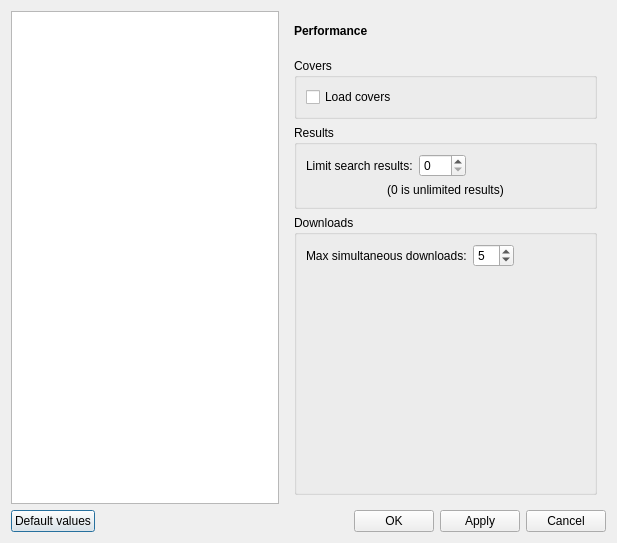
Old version of the form src/grooveoff/ConfigDialog.ui in the repository gcala/grooveoff.
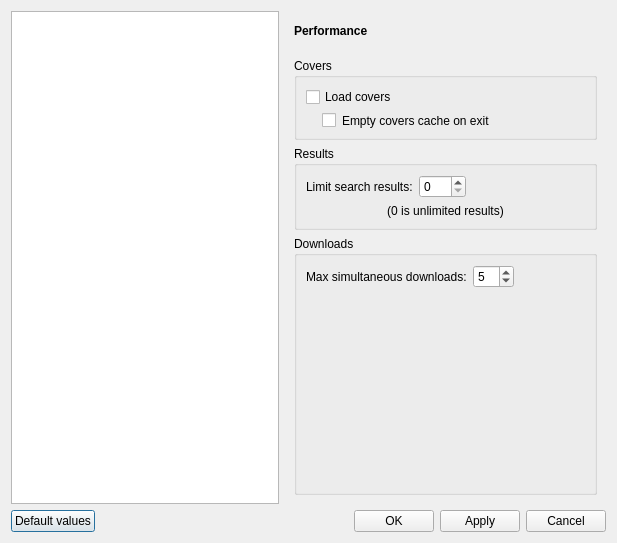
New version of the form. The open tabs and pages were chosen to show the change. Custom widgets are drawn as their Qt base class.

Commit message: New config option: empty cache dir on exit

The edit to the form file:
```diff
--- a/src/grooveoff/ConfigDialog.ui
+++ b/src/grooveoff/ConfigDialog.ui
@@ -265,6 +265,16 @@
               </property>
              </widget>
             </item>
+            <item>
+             <widget class="QCheckBox" name="emptyCache">
+              <property name="styleSheet">
+               <string notr="true">margin-left: 16px;</string>
+              </property>
+              <property name="text">
+               <string>Empty covers cache on exit</string>
+              </property>
+             </widget>
+            </item>
            </layout>
           </widget>
          </item>
```
Left out of the diff: 2 changed lines with no effect on the pictures. The commit also changes 3 other files.
